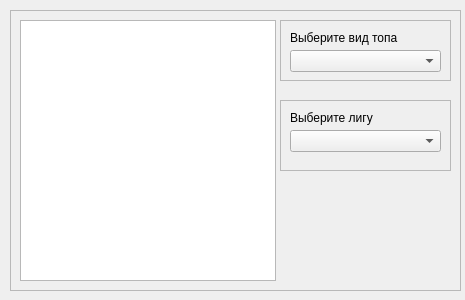
Old version of the form Client/topplayers.ui in the repository ChazGrant/Battleship.
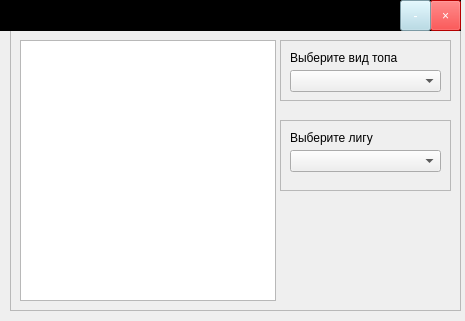
New version of the form.

```diff
--- a/Client/topplayers.ui
+++ b/Client/topplayers.ui
@@ -7,9 +7,21 @@
     <x>0</x>
     <y>0</y>
     <width>465</width>
-    <height>300</height>
+    <height>321</height>
    </rect>
   </property>
+  <property name="minimumSize">
+   <size>
+    <width>465</width>
+    <height>321</height>
+   </size>
+  </property>
+  <property name="maximumSize">
+   <size>
+    <width>465</width>
+    <height>321</height>
+   </size>
+  </property>
   <property name="windowTitle">
    <string>Form</string>
   </property>
@@ -17,7 +29,7 @@
    <property name="geometry">
     <rect>
      <x>10</x>
-     <y>10</y>
+     <y>30</y>
      <width>451</width>
      <height>281</height>
     </rect>
@@ -117,6 +129,59 @@
     </widget>
    </widget>
   </widget>
+  <widget class="QFrame" name="frame_4">
+   <property name="geometry">
+    <rect>
+     <x>0</x>
+     <y>0</y>
+     <width>461</width>
+     <height>31</height>
+    </rect>
+   </property>
+   <property name="styleSheet">
+    <string notr="true">background:black</string>
+   </property>
+   <property name="frameShape">
+    <enum>QFrame::StyledPanel</enum>
+   </property>
+   <property name="frameShadow">
+    <enum>QFrame::Raised</enum>
+   </property>
+   <widget class="QToolButton" name="exitButton">
+    <property name="geometry">
+     <rect>
+      <x>430</x>
+      <y>0</y>
+      <width>31</width>
+      <height>31</height>
+     </rect>
+    </property>
+    <property name="styleSheet">
+     <string notr="true">color: white;
+background: red;</string>
+    </property>
+    <property name="text">
+     <string>×</string>
+    </property>
+   </widget>
+   <widget class="QToolButton" name="hideButton">
+    <property name="geometry">
+     <rect>
+      <x>400</x>
+      <y>0</y>
+      <width>31</width>
+      <height>31</height>
+     </rect>
+    </property>
+    <property name="styleSheet">
+     <string notr="true">color: white;
+background: lightblue;</string>
+    </property>
+    <property name="text">
+     <string>-</string>
+    </property>
+   </widget>
+  </widget>
  </widget>
  <resources/>
  <connections/>
```
Left out of the diff: 2 changed lines with no effect on the pictures.
